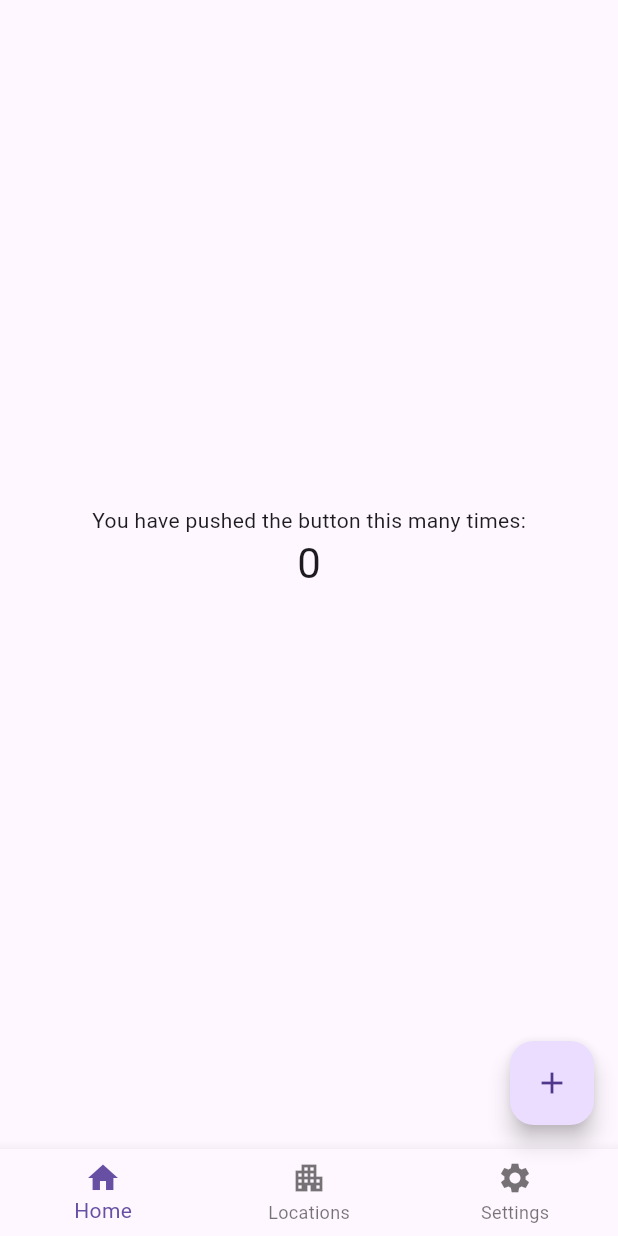
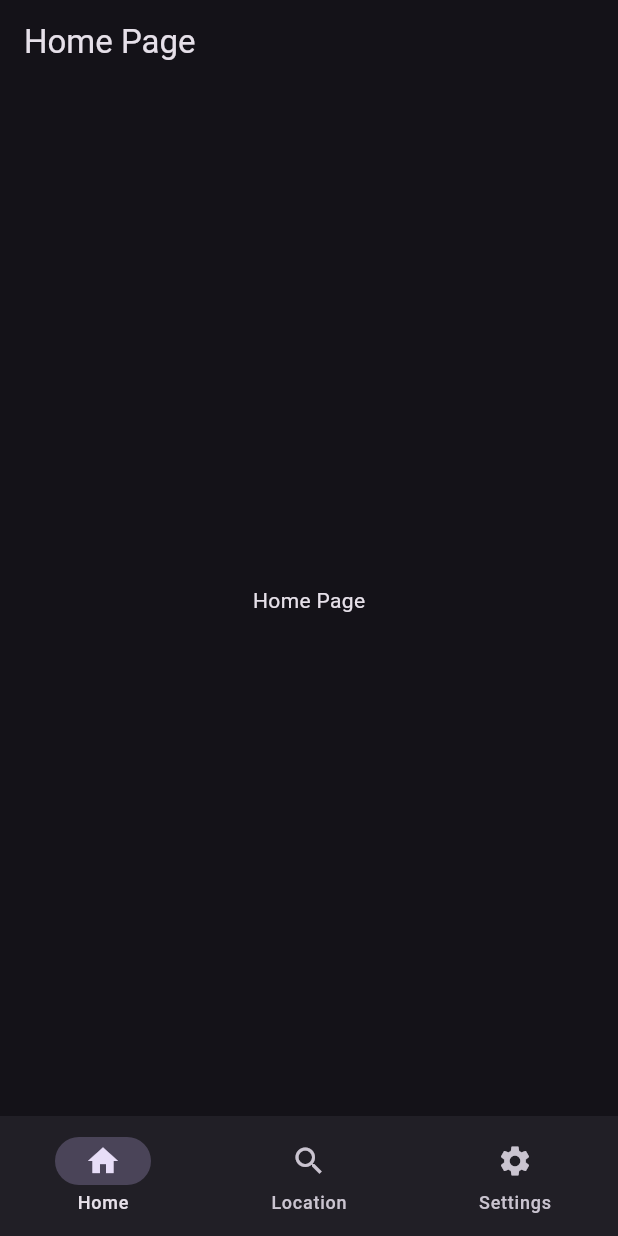
Before and after one commit to seanr89/MyDeskUI, a Flutter app: the screen it shows after launch, on a phone screen of 412 x 824 dp. Run offline on Flutter 3.47's test engine with Material 3 defaults, Android fonts, the phone set to English and light mode, and no system bars; our stand-ins replace go_router; missing offline and left inert: dart:js.

Commit message:
Add models for locations, desks, and staff; implement navigation and routing structure

```diff
--- a/src/bookingclient/lib/main.dart
+++ b/src/bookingclient/lib/main.dart
@@ -1,5 +1,8 @@
+import 'package:bookingclient/pages/home.page.dart';
 import 'package:bookingclient/services/api.service.dart';
+import 'package:bookingclient/utils/app_router.dart';
 import 'package:flutter/material.dart';
+import 'package:go_router/go_router.dart';
 
 void main() {
   runApp(const MyApp());
@@ -11,147 +14,12 @@ class MyApp extends StatelessWidget {
   // This widget is the root of your application.
   @override
   Widget build(BuildContext context) {
-    return MaterialApp(
+    return MaterialApp.router(
+      //routerConfig: goRouter,
       title: 'Book Me',
-      theme: ThemeData(
-        // This is the theme of your application.
-        //
-        // Try running your application with "flutter run". You'll see the
-        // application has a blue toolbar. Then, without quitting the app, try
-        // changing the primarySwatch below to Colors.green and then invoke
-        // "hot reload" (press "r" in the console where you ran "flutter run",
-        // or simply save your changes to "hot reload" in a Flutter IDE).
-        // Notice that the counter didn't reset back to zero; the application
-        // is not restarted.
-        primarySwatch: Colors.blue,
-      ),
-      home: const MyHomePage(title: 'Flut Booking App'),
+      debugShowCheckedModeBanner: true,
+      routerConfig: goRouter,
+      theme: ThemeData.dark(),
     );
   }
 }
-
-class MyHomePage extends StatefulWidget {
-  const MyHomePage({super.key, required this.title});
-
-  // This widget is the home page of your application. It is stateful, meaning
-  // that it has a State object (defined below) that contains fields that affect
-  // how it looks.
-
-  // This class is the configuration for the state. It holds the values (in this
-  // case the title) provided by the parent (in this case the App widget) and
-  // used by the build method of the State. Fields in a Widget subclass are
-  // always marked "final".
-
-  final String title;
-
-  @override
-  State<MyHomePage> createState() => _MyHomePageState();
-}
-
-class _MyHomePageState extends State<MyHomePage> {
-  int _counter = 0;
-  String _health = '';
-
-  APIService apiService = APIService();
-
-  @override
-  void initState() {
-    super.initState();
-  }
-
-  Future<void> _fetchData() async {
-    await apiService.checkHealth();
-    setState(() {
-      _health = 'Connection Successful';
-    });
-  }
-
-  void _incrementCounter() {
-    setState(() {
-      // This call to setState tells the Flutter framework that something has
-      // changed in this State, which causes it to rerun the build method below
-      // so that the display can reflect the updated values. If we changed
-      // _counter without calling setState(), then the build method would not be
-      // called again, and so nothing would appear to happen.
-      _counter++;
-    });
-  }
-
-  @override
-  Widget build(BuildContext context) {
-    // This method is rerun every time setState is called, for instance as done
-    // by the _incrementCounter method above.
-    //
-    // The Flutter framework has been optimized to make rerunning build methods
-    // fast, so that you can just rebuild anything that needs updating rather
-    // than having to individually change instances of widgets.
-    return Scaffold(
-      // appBar: AppBar(
-      //   // Here we take the value from the MyHomePage object that was created by
-      //   // the App.build method, and use it to set our appbar title.
-      //   title: Text(widget.title),
-      // ),
-      body: Center(
-        // Center is a layout widget. It takes a single child and positions it
-        // in the middle of the parent.
-        child: Column(
-          // Column is also a layout widget. It takes a list of children and
-          // arranges them vertically. By default, it sizes itself to fit its
-          // children horizontally, and tries to be as tall as its parent.
-          //
-          // Invoke "debug painting" (press "p" in the console, choose the
-          // "Toggle Debug Paint" action from the Flutter Inspector in Android
-          // Studio, or the "Toggle Debug Paint" command in Visual Studio Code)
-          // to see the wireframe for each widget.
-          //
-          // Column has various properties to control how it sizes itself and
-          // how it positions its children. Here we use mainAxisAlignment to
-          // center the children vertically; the main axis here is the vertical
-          // axis because Columns are vertical (the cross axis would be
-          // horizontal).
-          mainAxisAlignment: MainAxisAlignment.center,
-          children: <Widget>[
-            const Text(
-              'You have pushed the button this many times:',
-            ),
-            Text(
-              '$_counter',
-              style: Theme.of(context).textTheme.headlineMedium,
-            ),
-            Text(
-              '$_health',
-              style: Theme.of(context).textTheme.headlineMedium,
-            ),
-          ],
-        ),
-      ),
-      floatingActionButton: FloatingActionButton(
-        onPressed: _fetchData,
-        tooltip: 'Increment',
-        child: const Icon(Icons.add),
-      ), // This trailing comma makes auto-formatting nicer for build methods.
-      bottomNavigationBar: BottomNavigationBar(
-        //currentIndex: _currentIndex,
-        onTap: (index) {
-          // setState(() {
-          //   _currentIndex = index;
-          // });
-        },
-        items: const [
-          BottomNavigationBarItem(
-            icon: Icon(Icons.home),
-            label: 'Home',
-          ),
-          BottomNavigationBarItem(
-            icon: Icon(Icons.apartment),
-            label: 'Locations',
-          ),
-          BottomNavigationBarItem(
-            icon: Icon(Icons.settings),
-            label: 'Settings',
-          ),
-        ],
-      ),
-    );
-  }
-}
--- a/src/bookingclient/lib/models/location.dart
+++ b/src/bookingclient/lib/models/api/location.dart
@@ -1,4 +1,4 @@
-import 'package:bookingclient/models/desk.dart';
+import 'package:bookingclient/models/api/desk.dart';
 
 class Location {
   int? id;
--- /dev/null
+++ b/src/bookingclient/lib/models/destination.dart
@@ -0,0 +1,15 @@
+import 'package:flutter/material.dart';
+import 'package:flutter/widgets.dart';
+
+class Destination {
+  final String label;
+  final IconData icon;
+
+  const Destination({required this.label, required this.icon});
+}
+
+const Destinations = <Destination>[
+  Destination(label: 'Home', icon: Icons.home),
+  Destination(label: 'Location', icon: Icons.search),
+  Destination(label: 'Settings', icon: Icons.settings),
+];
--- /dev/null
+++ b/src/bookingclient/lib/pages/home.page.dart
@@ -0,0 +1,18 @@
+import 'package:flutter/material.dart';
+import 'package:flutter/src/widgets/framework.dart';
+import 'package:flutter/src/widgets/placeholder.dart';
+
+class HomePage extends StatelessWidget {
+  const HomePage({super.key});
+
+  @override
+  Widget build(BuildContext context) {
+    return Scaffold(
+      appBar: AppBar(
+        title: const Text('Home Page'),
+        centerTitle: false,
+      ),
+      body: const Center(child: Text('Home Page')),
+    );
+  }
+}
--- /dev/null
+++ b/src/bookingclient/lib/pages/layoutscaffold.dart
@@ -0,0 +1,26 @@
+import 'package:flutter/material.dart';
+import 'package:flutter/src/widgets/framework.dart';
+import 'package:flutter/src/widgets/placeholder.dart';
+import 'package:go_router/go_router.dart';
+
+import '../models/destination.dart';
+
+class LayoutScaffold extends StatelessWidget {
+  const LayoutScaffold({required this.navigationShell, super.key});
+
+  final StatefulNavigationShell navigationShell;
+
+  @override
+  Widget build(BuildContext context) => Scaffold(
+        body: navigationShell,
+        bottomNavigationBar: NavigationBar(
+          selectedIndex: navigationShell.currentIndex,
+          onDestinationSelected: navigationShell.goBranch,
+          destinations: Destinations.map((destination) => NavigationDestination(
+                icon: Icon(destination.icon),
+                label: destination.label,
+                selectedIcon: Icon(destination.icon),
+              )).toList(),
+        ),
+      );
+}
--- a/src/bookingclient/lib/pages/locations.page.dart
+++ b/src/bookingclient/lib/pages/locations.page.dart
@@ -1,25 +1,25 @@
 import 'package:flutter/material.dart';
 
-class LocationPage extends StatefulWidget {
-  const LocationPage({super.key});
+class LocationsPage extends StatefulWidget {
+  const LocationsPage({super.key});
 
   @override
-  State<LocationPage> createState() => _LocationPageState();
+  State<LocationsPage> createState() => _LocationsPageState();
 }
 
-class _LocationPageState extends State<LocationPage> {
+class _LocationsPageState extends State<LocationsPage> {
   @override
   Widget build(BuildContext context) {
     return Scaffold(
       appBar: AppBar(
-        title: Text('Locations Page'),
+        title: const Text('Locations Page'),
       ),
       body: Center(
         child: Column(
           mainAxisAlignment: MainAxisAlignment.center,
           children: const <Widget>[
             Text(
-              'TODO here',
+              'Locations Page',
             ),
           ],
         ),
--- /dev/null
+++ b/src/bookingclient/lib/utils/app_router.dart
@@ -0,0 +1,50 @@
+import 'dart:js';
+
+import 'package:bookingclient/pages/layoutscaffold.dart';
+import 'package:bookingclient/pages/locations.page.dart';
+import 'package:bookingclient/pages/settings.page.dart';
+import 'package:flutter/material.dart';
+import 'package:go_router/go_router.dart';
+
+import '../pages/home.page.dart';
+
+enum AppRoute {
+  home,
+  settings,
+  locations,
+  search,
+}
+
+final _rootNavigatorKey = GlobalKey<NavigatorState>(debugLabel: 'root');
+
+final goRouter =
+    GoRouter(navigatorKey: _rootNavigatorKey, initialLocation: "/", routes: [
+  StatefulShellRoute.indexedStack(
+      builder: (context, state, navigationShell) =>
+          LayoutScaffold(navigationShell: navigationShell),
+      branches: [
+        StatefulShellBranch(routes: [
+          GoRoute(
+            path: '/',
+            name: AppRoute.home.name,
+            builder: (context, state) => const HomePage(),
+          ),
+        ]),
+        StatefulShellBranch(routes: [
+          GoRoute(
+              path: '/locations',
+              name: AppRoute.locations.name,
+              builder: (context, state) {
+                return const LocationsPage();
+              })
+        ]),
+        StatefulShellBranch(routes: [
+          GoRoute(
+              path: '/settings',
+              name: AppRoute.settings.name,
+              builder: (context, state) {
+                return const SettingsPage();
+              }),
+        ]),
+      ])
+]);
--- a/src/bookingclient/pubspec.yaml
+++ b/src/bookingclient/pubspec.yaml
@@ -36,6 +36,7 @@ dependencies:
   # Use with the CupertinoIcons class for iOS style icons.
   cupertino_icons: ^1.0.2
   http: ^0.13.6
+  go_router: ^12.1.1
 
 dev_dependencies:
   flutter_test:
```
Also changed, not shown: src/bookingclient/lib/pages/settings.page.dart (added, +18 -0 lines), src/bookingclient/lib/models/api/bookingrequest.dart (renamed from src/bookingclient/lib/models/bookingrequest.dart), src/bookingclient/lib/models/api/desk.dart (renamed from src/bookingclient/lib/models/desk.dart), src/bookingclient/lib/models/api/staff.dart (renamed from src/bookingclient/lib/models/staff.dart).
